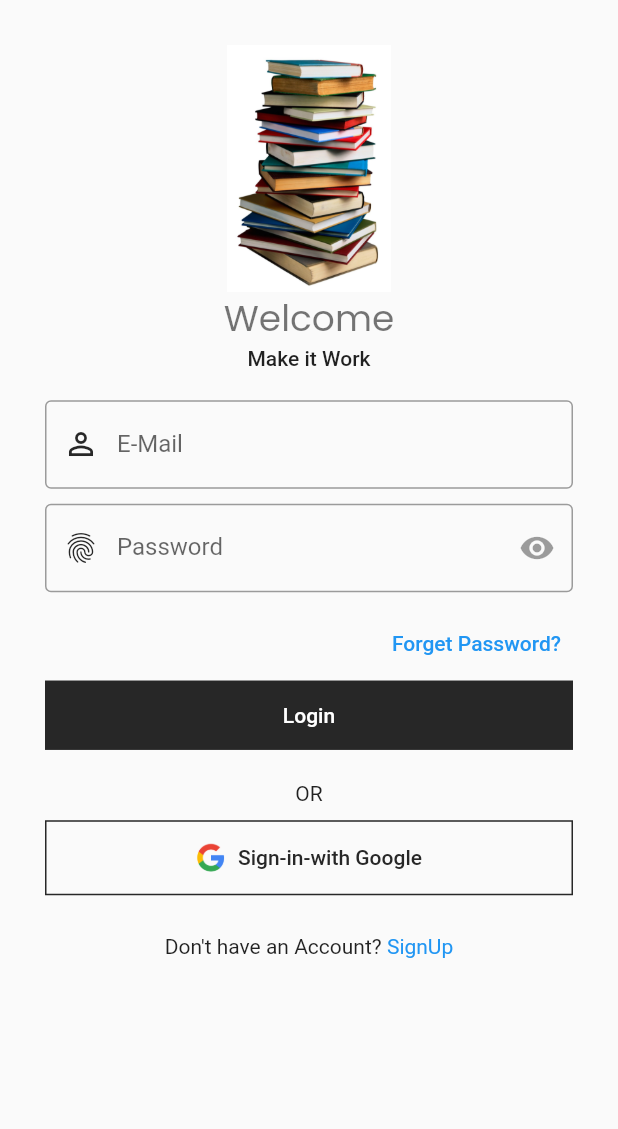
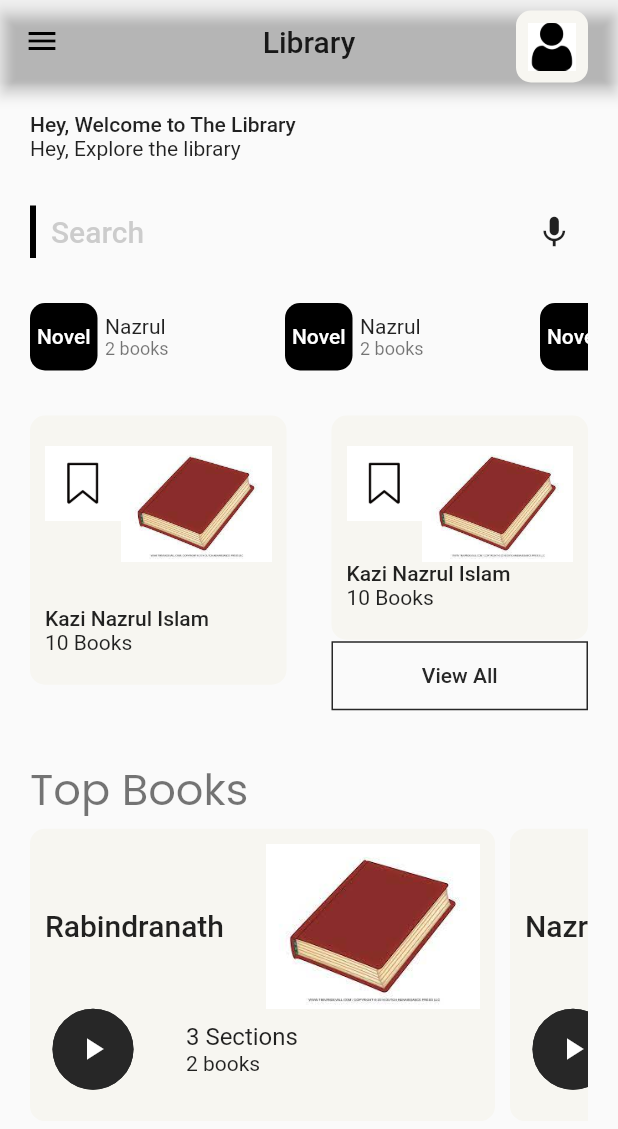
Before and after one commit to jaahhiid/login_page, a Flutter app: the LoginScreen screen opened directly, after a tap on "Login", on a phone screen of 412 x 824 dp. Shown: the top 1129 px of the screen. Run offline on Flutter 3.47's test engine with Material 2 defaults, Android fonts, the phone set to English and light mode, and no system bars; our stand-ins replace flutter_otp_text_field, google_fonts.

Commit message:
Login Page Ui Design and Dashboard

```diff
--- a/lib/src/features/authentication/screens/login/widgets/login_footer_widget.dart
+++ b/lib/src/features/authentication/screens/login/widgets/login_footer_widget.dart
@@ -1,4 +1,6 @@
 import 'package:flutter/material.dart';
+
+import '../../signup/signup_screen.dart';
 
 class LoginFooter extends StatelessWidget {
   const LoginFooter({
@@ -17,13 +19,15 @@ class LoginFooter extends StatelessWidget {
           child: OutlinedButton.icon(
               onPressed: () {},
               icon: const Image(
-                  image: AssetImage('assets/logo/google.png'),
-                  width: 20.0),
+                  image: AssetImage('assets/logo/google.png'), width: 20.0),
               label: const Text('Sign-in-with Google')),
         ),
         const SizedBox(height: 10),
         TextButton(
-          onPressed: () {},
+          onPressed: () {
+            Navigator.push(context,
+                MaterialPageRoute(builder: (context) => const SignUpScreen()));
+          },
           child: Text.rich(
             TextSpan(
               text: 'Don\'t have an Account? ',
--- a/lib/src/features/authentication/screens/login/widgets/login_screen_widget.dart
+++ b/lib/src/features/authentication/screens/login/widgets/login_screen_widget.dart
@@ -1,5 +1,6 @@
 import 'package:flutter/material.dart';
 import 'package:login_page/src/features/authentication/screens/forget_passowd/forget_password_options/forget_password_model_bottom_sheet.dart';
+import 'package:login_page/src/features/core/screens/dashboard/dashboard.dart';
 
 class FormNewWidget extends StatelessWidget {
   const FormNewWidget({
@@ -47,7 +48,13 @@ class FormNewWidget extends StatelessWidget {
             SizedBox(
                 width: double.infinity,
                 child: ElevatedButton(
-                    onPressed: () {}, child: const Text('Login'))),
+                    onPressed: () {
+                      Navigator.push(
+                          context,
+                          MaterialPageRoute(
+                              builder: (context) => const DashBoard()));
+                    },
+                    child: const Text('Login'))),
           ],
         ),
       ),
--- /dev/null
+++ b/lib/src/features/core/models/dashboard/categories_model.dart
@@ -0,0 +1,19 @@
+import 'package:flutter/material.dart';
+
+class DashboardCategoriesModel {
+  final String title;
+  final String heading;
+  final String subHeading;
+  final VoidCallback? onPress;
+
+  DashboardCategoriesModel(
+      this.title, this.heading, this.subHeading, this.onPress);
+
+  static List<DashboardCategoriesModel> list = [
+    DashboardCategoriesModel('Novel', 'Nazrul', '2 books', () {}),
+    DashboardCategoriesModel('Novel', 'Nazrul', '2 books', () {}),
+    DashboardCategoriesModel('Novel', 'Nazrul', '2 books', () {}),
+    DashboardCategoriesModel('Novel', 'Nazrul', '2 books', () {}),
+    DashboardCategoriesModel('Novel', 'Nazrul', '2 books', () {}),
+  ];
+}
--- /dev/null
+++ b/lib/src/features/core/models/dashboard/top_books.dart
@@ -0,0 +1,22 @@
+import 'package:flutter/material.dart';
+
+class DashboardTopBooksModel {
+  final String title;
+  final String imageAsset;
+  final String heading;
+  final String subHeading;
+  final VoidCallback? onPress;
+
+  DashboardTopBooksModel(
+      this.title, this.imageAsset, this.heading, this.subHeading, this.onPress);
+
+  static List<DashboardTopBooksModel> listTop = [
+    DashboardTopBooksModel('Rabindranath', 'assets/dashboard/dbook.jpg', '3 Sections', '2 books', () {}),
+    DashboardTopBooksModel('Nazrul', 'assets/dashboard/dbook.jpg', '3 Sections', '2 books', () {}),
+    DashboardTopBooksModel('Zahir Rayhan', 'assets/dashboard/dbook.jpg', '3 Sections', '2 books', () {}),
+    DashboardTopBooksModel('Anamul', 'assets/dashboard/dbook.jpg', '3 Sections', '2 books', () {}),
+
+  ];
+
+
+}
--- /dev/null
+++ b/lib/src/features/core/screens/dashboard/dashboard.dart
@@ -0,0 +1,46 @@
+import 'package:flutter/material.dart';
+import 'package:login_page/src/features/core/screens/dashboard/widgets/categories.dart';
+
+import 'widgets/appbar.dart';
+import 'widgets/banner.dart';
+import 'widgets/search.dart';
+import 'widgets/top_books.dart';
+
+class DashBoard extends StatelessWidget {
+  const DashBoard({super.key});
+
+  @override
+  Widget build(BuildContext context) {
+    final textTheme = Theme.of(context).textTheme;
+    return Scaffold(
+      appBar: const DashboardAppBar(),
+      body: SingleChildScrollView(
+        child: Container(
+          padding: const EdgeInsets.all(20),
+          child: Column(
+            crossAxisAlignment: CrossAxisAlignment.start,
+            children: [
+              //Heading
+              Text('Hey, Welcome to The Library', style: textTheme.bodyLarge),
+              Text('Hey, Explore the library', style: textTheme.bodyMedium),
+              const SizedBox(height: 30),
+              //Search Box
+              DashboardSearchBox(textTheme: textTheme),
+              const SizedBox(height: 30),
+              //Categories
+              DashboardCategories(textTheme: textTheme),
+              const SizedBox(height: 30),
+              //Banners
+              DashboardBanner(textTheme: textTheme),
+              const SizedBox(height: 30),
+              //top books
+              Text('Top Books',
+                  style: textTheme.headlineSmall?.apply(fontSizeFactor: 1.2)),
+              DashboardTopBooks(textTheme: textTheme),
+            ],
+          ),
+        ),
+      ),
+    );
+  }
+}
--- /dev/null
+++ b/lib/src/features/core/screens/dashboard/widgets/appbar.dart
@@ -0,0 +1,33 @@
+import 'package:flutter/material.dart';
+
+import '../../../../../constants/colors.dart';
+
+class DashboardAppBar extends StatelessWidget implements PreferredSizeWidget {
+  const DashboardAppBar({
+    super.key,
+  });
+
+  @override
+  Widget build(BuildContext context) {
+    return AppBar(
+      leading: const Icon(Icons.menu, color: Colors.black),
+      title: Text('Library', style: Theme.of(context).textTheme.titleLarge),
+      centerTitle: true,
+      backgroundColor: Colors.transparent,
+      actions: [
+        Container(
+          margin: const EdgeInsets.only(right: 20, top: 7),
+          decoration: BoxDecoration(
+              borderRadius: BorderRadius.circular(10), color: tCardBgColor),
+          child: IconButton(
+              onPressed: () {},
+              icon:
+                  const Image(image: AssetImage('assets/dashboard/user.png'))),
+        )
+      ],
+    );
+  }
+
+  @override
+  Size get preferredSize => const Size.fromHeight(55);
+}
--- /dev/null
+++ b/lib/src/features/core/screens/dashboard/widgets/banner.dart
@@ -0,0 +1,106 @@
+import 'package:flutter/material.dart';
+
+import '../../../../../constants/colors.dart';
+
+class DashboardBanner extends StatelessWidget {
+  const DashboardBanner({
+    super.key,
+    required this.textTheme,
+  });
+
+  final TextTheme textTheme;
+
+  @override
+  Widget build(BuildContext context) {
+    return Row(
+      crossAxisAlignment: CrossAxisAlignment.start,
+      children: [
+        Expanded(
+          child: Container(
+            decoration: BoxDecoration(
+                borderRadius: BorderRadius.circular(10), color: tCardBgColor),
+            padding: const EdgeInsets.symmetric(horizontal: 10, vertical: 20),
+            child: Column(
+              crossAxisAlignment: CrossAxisAlignment.start,
+              children: [
+                const Row(
+                  crossAxisAlignment: CrossAxisAlignment.start,
+                  mainAxisAlignment: MainAxisAlignment.spaceBetween,
+                  children: [
+                    Flexible(
+                      child: Image(
+                          image: AssetImage('assets/dashboard/bookmark.jpeg')),
+                    ),
+                    Flexible(
+                      flex: 2,
+                      child: Image(
+                          image: AssetImage('assets/dashboard/dbook.jpg')),
+                    ),
+                  ],
+                ),
+                const SizedBox(height: 30),
+                Text('Kazi Nazrul Islam',
+                    style: textTheme.bodyLarge,
+                    maxLines: 2,
+                    overflow: TextOverflow.ellipsis),
+                Text('10 Books',
+                    style: textTheme.bodyMedium,
+                    maxLines: 1,
+                    overflow: TextOverflow.ellipsis),
+              ],
+            ),
+          ),
+        ),
+        const SizedBox(width: 30),
+        Expanded(
+          child: Column(
+            children: [
+              Container(
+                decoration: BoxDecoration(
+                    borderRadius: BorderRadius.circular(10),
+                    color: tCardBgColor),
+                padding:
+                    const EdgeInsets.symmetric(horizontal: 10, vertical: 20),
+                child: Column(
+                  crossAxisAlignment: CrossAxisAlignment.start,
+                  children: [
+                    const Row(
+                      crossAxisAlignment: CrossAxisAlignment.start,
+                      mainAxisAlignment: MainAxisAlignment.spaceBetween,
+                      children: [
+                        Flexible(
+                          child: Image(
+                              image:
+                                  AssetImage('assets/dashboard/bookmark.jpeg')),
+                        ),
+                        Flexible(
+                          flex: 2,
+                          child: Image(
+                              image: AssetImage('assets/dashboard/dbook.jpg')),
+                        ),
+                      ],
+                    ),
+                    // const SizedBox(height: 20),
+                    Text('Kazi Nazrul Islam',
+                        style: textTheme.bodyLarge,
+                        maxLines: 2,
+                        overflow: TextOverflow.ellipsis),
+                    Text('10 Books',
+                        style: textTheme.bodyMedium,
+                        maxLines: 1,
+                        overflow: TextOverflow.ellipsis),
+                  ],
+                ),
+              ),
+              SizedBox(
+                width: double.infinity,
+                child: OutlinedButton(
+                    onPressed: () {}, child: const Text('View All')),
+              ),
+            ],
+          ),
+        ),
+      ],
+    );
+  }
+}
--- /dev/null
+++ b/lib/src/features/core/screens/dashboard/widgets/categories.dart
@@ -0,0 +1,63 @@
+import 'package:flutter/material.dart';
+
+import '../../../../../constants/colors.dart';
+import '../../../models/dashboard/categories_model.dart';
+
+class DashboardCategories extends StatelessWidget {
+  const DashboardCategories({
+    super.key,
+    required this.textTheme,
+  });
+
+  final TextTheme textTheme;
+
+  @override
+  Widget build(BuildContext context) {
+    final list = DashboardCategoriesModel.list;
+    return SizedBox(
+      height: 45,
+      child: ListView.builder(
+        itemCount: list.length,
+        shrinkWrap: true,
+        scrollDirection: Axis.horizontal,
+        itemBuilder: (context, index) => GestureDetector(
+          onTap: list[index].onPress,
+          child: SizedBox(
+            width: 170,
+            height: 50,
+            child: Row(
+              children: [
+                Container(
+                  width: 45,
+                  height: 45,
+                  decoration: BoxDecoration(
+                      borderRadius: BorderRadius.circular(10),
+                      color: tDarkColor),
+                  child: Center(
+                    child: Text(list[index].title,
+                        style: textTheme.bodyLarge?.apply(color: Colors.white)),
+                  ),
+                ),
+                const SizedBox(width: 5),
+                Flexible(
+                  child: Column(
+                    mainAxisAlignment: MainAxisAlignment.center,
+                    crossAxisAlignment: CrossAxisAlignment.start,
+                    children: [
+                      Text(list[index].heading,
+                          style: textTheme.bodyMedium,
+                          overflow: TextOverflow.ellipsis),
+                      Text(list[index].subHeading,
+                          style: textTheme.bodySmall,
+                          overflow: TextOverflow.ellipsis),
+                    ],
+                  ),
+                )
+              ],
+            ),
+          ),
+        ),
+      ),
+    );
+  }
+}
--- /dev/null
+++ b/lib/src/features/core/screens/dashboard/widgets/search.dart
@@ -0,0 +1,28 @@
+import 'package:flutter/material.dart';
+
+class DashboardSearchBox extends StatelessWidget {
+  const DashboardSearchBox({
+    super.key,
+    required this.textTheme,
+  });
+
+  final TextTheme textTheme;
+
+  @override
+  Widget build(BuildContext context) {
+    return Container(
+      decoration:
+          const BoxDecoration(border: Border(left: BorderSide(width: 4))),
+      padding: const EdgeInsets.symmetric(horizontal: 10, vertical: 5),
+      child: Row(
+        mainAxisAlignment: MainAxisAlignment.spaceBetween,
+        children: [
+          Text('Search',
+              style: textTheme.titleLarge
+                  ?.apply(color: Colors.grey.withOpacity(0.5))),
+          const Icon(Icons.mic, size: 25),
+        ],
+      ),
+    );
+  }
+}
--- /dev/null
+++ b/lib/src/features/core/screens/dashboard/widgets/top_books.dart
@@ -0,0 +1,76 @@
+import 'package:flutter/material.dart';
+
+import '../../../../../constants/colors.dart';
+import '../../../models/dashboard/top_books.dart';
+
+class DashboardTopBooks extends StatelessWidget {
+  const DashboardTopBooks({
+    super.key,
+    required this.textTheme,
+  });
+
+  final TextTheme textTheme;
+
+  @override
+  Widget build(BuildContext context) {
+    final listTop = DashboardTopBooksModel.listTop;
+    return SizedBox(
+      height: 200,
+      child: ListView.builder(
+        itemCount: listTop.length,
+        shrinkWrap: true,
+        scrollDirection: Axis.horizontal,
+        itemBuilder: (context, index) => SizedBox(
+          width: 320,
+          height: 200,
+          child: Padding(
+            padding: const EdgeInsets.only(right: 10, top: 5),
+            child: Container(
+              decoration: BoxDecoration(
+                  borderRadius: BorderRadius.circular(10), color: tCardBgColor),
+              padding: const EdgeInsets.symmetric(horizontal: 10, vertical: 10),
+              child: Column(
+                crossAxisAlignment: CrossAxisAlignment.start,
+                children: [
+                  Row(
+                    mainAxisAlignment: MainAxisAlignment.spaceBetween,
+                    children: [
+                      Text(listTop[index].title,
+                          style: textTheme.titleLarge,
+                          maxLines: 2,
+                          overflow: TextOverflow.ellipsis),
+                      Image(
+                          image: AssetImage(listTop[index].imageAsset),
+                          height: 110),
+                    ],
+                  ),
+                  Row(
+                    children: [
+                      ElevatedButton(
+                          style: ElevatedButton.styleFrom(
+                              shape: const CircleBorder()),
+                          onPressed: () {},
+                          child: const Icon(Icons.play_arrow)),
+                      const SizedBox(width: 30),
+                      Column(
+                        crossAxisAlignment: CrossAxisAlignment.start,
+                        children: [
+                          Text(listTop[index].heading,
+                              style: textTheme.titleMedium,
+                              overflow: TextOverflow.ellipsis),
+                          Text(listTop[index].subHeading,
+                              style: textTheme.bodyMedium,
+                              overflow: TextOverflow.ellipsis),
+                        ],
+                      ),
+                    ],
+                  ),
+                ],
+              ),
+            ),
+          ),
+        ),
+      ),
+    );
+  }
+}
--- a/pubspec.yaml
+++ b/pubspec.yaml
@@ -69,6 +69,7 @@ flutter:
   assets:
     - assets/images/
     - assets/logo/
+    - assets/dashboard/
   #   - images/a_dot_ham.jpeg
   # An image asset can refer to one or more resolution-specific "variants", see
   # https://flutter.dev/assets-and-images/#resolution-aware
```
Also changed, not shown: assets/dashboard/bookmark.jpeg (added), assets/dashboard/dbook.jpg (added), assets/dashboard/user.png (added).
